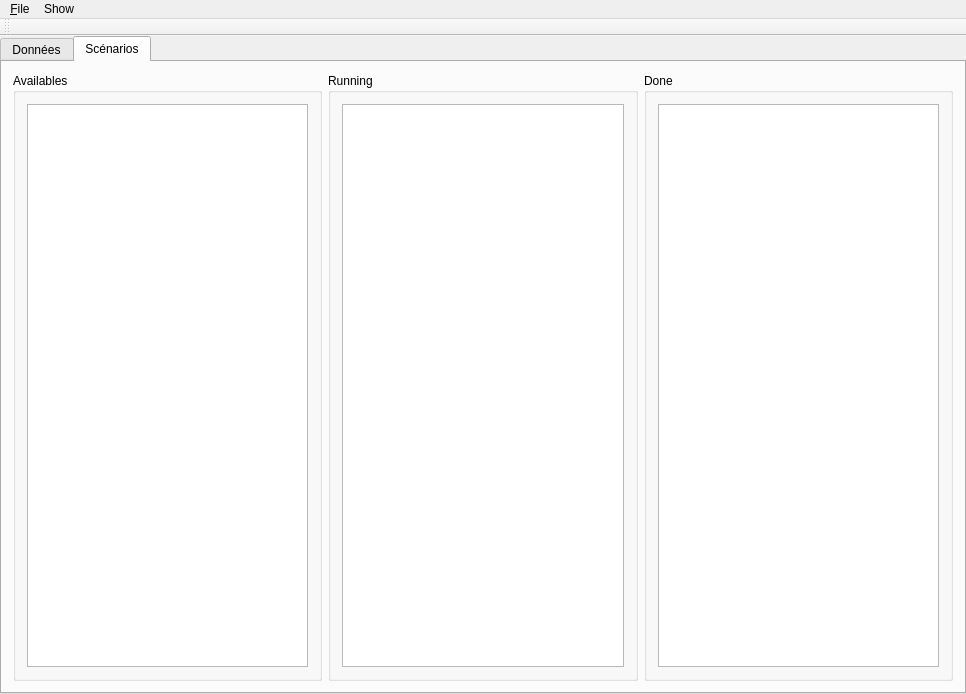
Before: the Qt Designer form mainwindow.ui in obiwankennedy/rcm, drawn with Qt 5.
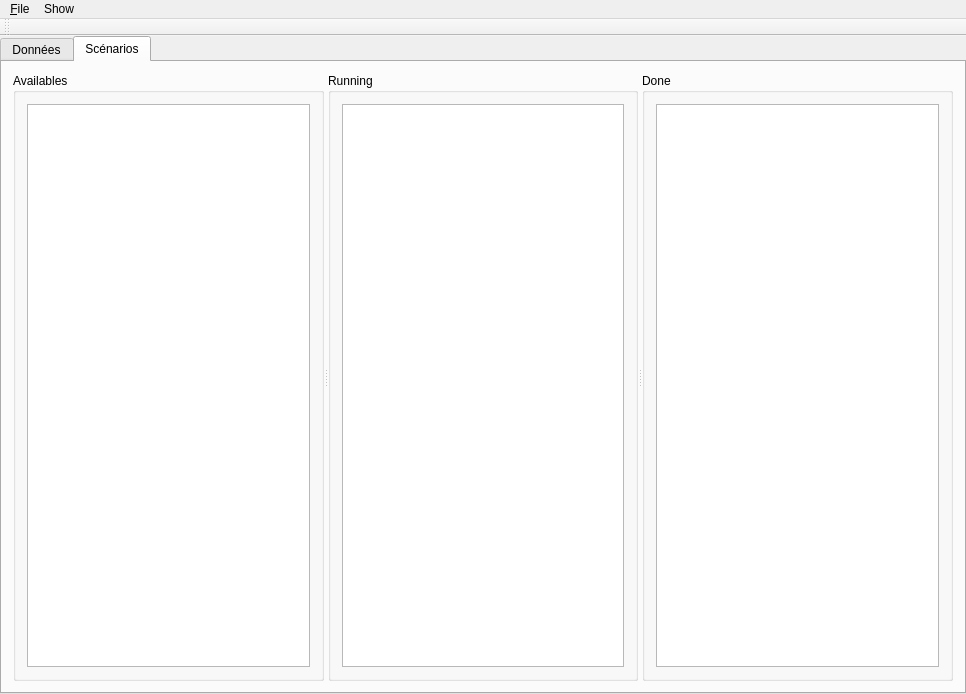
After: the same form once the commit is applied. The open tabs and pages were chosen to show the change.

Patch:
```diff
--- a/mainwindow.ui
+++ b/mainwindow.ui
@@ -123,8 +123,12 @@
        <attribute name="title">
         <string>Scénarios</string>
        </attribute>
-       <layout class="QHBoxLayout" name="horizontalLayout_5">
+       <layout class="QVBoxLayout" name="verticalLayout_6">
         <item>
+         <widget class="QSplitter" name="splitter">
+          <property name="orientation">
+           <enum>Qt::Horizontal</enum>
+          </property>
          <widget class="QGroupBox" name="groupBox">
           <property name="title">
            <string>Availables</string>
@@ -135,8 +139,6 @@
            </item>
           </layout>
          </widget>
-        </item>
-        <item>
          <widget class="QGroupBox" name="groupBox_4">
           <property name="title">
            <string>Running</string>
@@ -147,8 +149,6 @@
            </item>
           </layout>
          </widget>
-        </item>
-        <item>
          <widget class="QGroupBox" name="groupBox_5">
           <property name="title">
            <string>Done</string>
@@ -159,6 +159,7 @@
            </item>
           </layout>
          </widget>
+         </widget>
         </item>
        </layout>
       </widget>
```
Left out of the diff: 9 changed lines with no effect on the pictures. Lines whose indentation alone changed are shown as unchanged.
